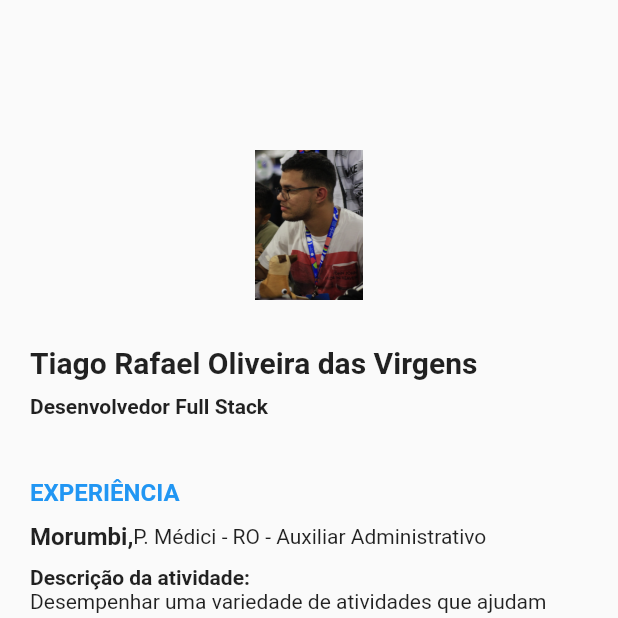
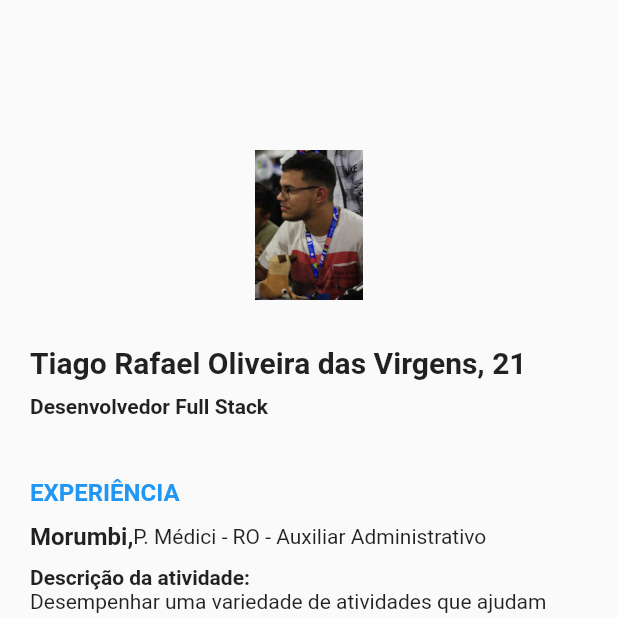
Before and after one commit to tegerafael/curriculoflutter, a Flutter app: the screen it shows after launch, on a phone screen of 412 x 824 dp, the top half of it. Run offline on Flutter 3.47's test engine with Material 2 defaults, Android fonts, the phone set to English and light mode, and no system bars.

Commit message:
feat: finish curriculo

```diff
--- a/lib/main.dart
+++ b/lib/main.dart
@@ -21,7 +21,7 @@ class Curriculo extends StatelessWidget {
           child: Row(
             children: [
               Text(
-                "Tiago Rafael Oliveira das Virgens",
+                "Tiago Rafael Oliveira das Virgens, 21",
                 style: TextStyle(fontSize: 20, fontWeight: FontWeight.bold),
               )
             ],
```
